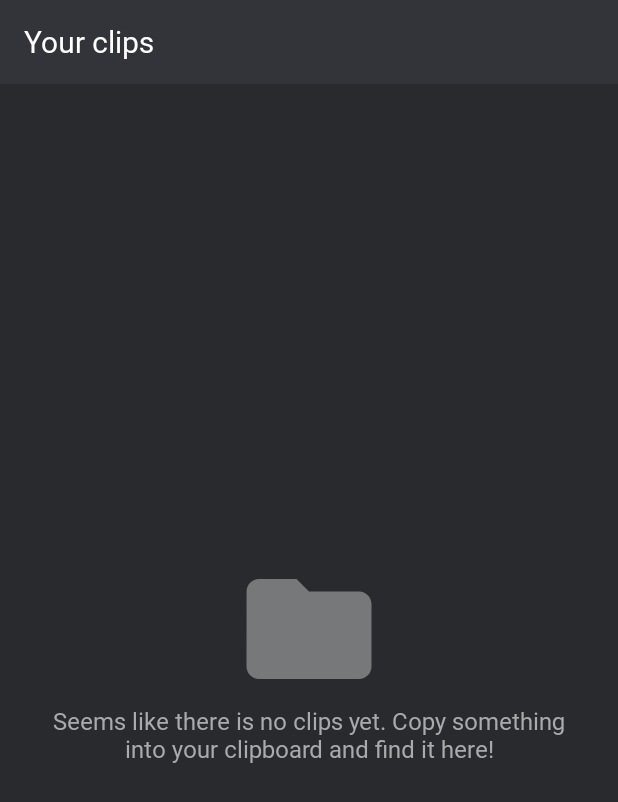
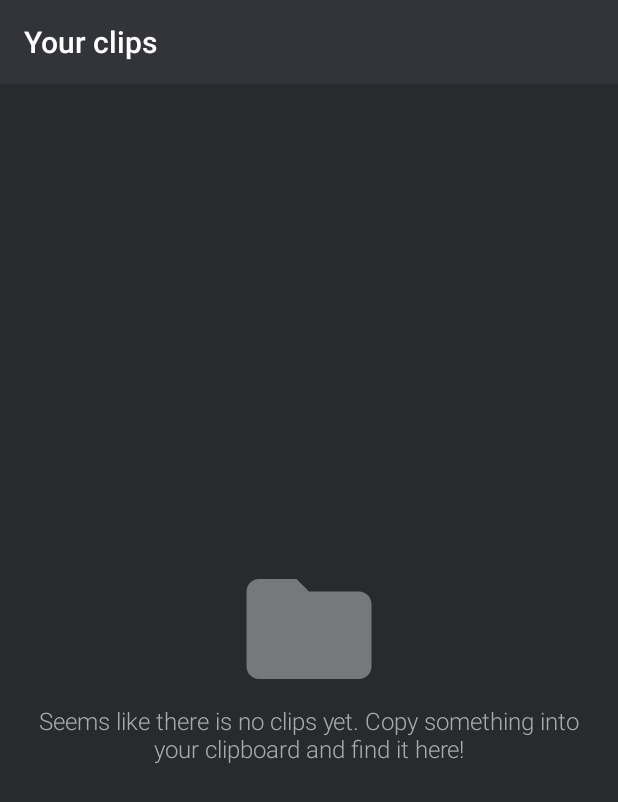
Before and after one commit to mmolosay/clipit, an Android app: the HomeActivity screen opened directly, with no data from a screen before it, on a phone screen of 412 x 824 dp. Shown: the top 802 px of the screen. Run offline under Robolectric (Android 15) with nearby library versions, the phone set to English and light mode, and no system bars.

Commit message:
Some refactoring

```diff
--- a/app/src/main/AndroidManifest.xml
+++ b/app/src/main/AndroidManifest.xml
@@ -10,11 +10,13 @@
         android:roundIcon="@mipmap/ic_launcher_round"
         android:supportsRtl="true"
         android:theme="@style/AppTheme"
-        tools:ignore="GoogleAppIndexingWarning"> <!-- TODO: delete before release -->
+        tools:ignore="AllowBackup,GoogleAppIndexingWarning"> <!-- TODO: delete before release -->
+
+        <service android:name=".data.ClipboardListenerService"/>
 
         <activity
             android:name=".ui.splash.SplashActivity"
-            android:theme="@style/SplashTheme">
+            android:theme="@style/SplashScreenTheme">
             <intent-filter>
                 <action android:name="android.intent.action.MAIN" />
 
--- a/app/src/main/java/com/ordolabs/clipit/ui/home/HomePresenter.java
+++ b/app/src/main/java/com/ordolabs/clipit/ui/home/HomePresenter.java
@@ -9,7 +9,7 @@ import com.ordolabs.clipit.ui.base.BasePresenter;
  * Created by ordogod on 23.05.19.
  **/
 
-class HomePresenter<V extends HomeActivity> extends BasePresenter<V> implements HomeMvpContract.Presenter<V> {
+public class HomePresenter<V extends HomeActivity> extends BasePresenter<V> implements HomeMvpContract.Presenter<V> {
 
     private Toolbar toolbar;
 
--- a/app/src/main/res/values/styles.xml
+++ b/app/src/main/res/values/styles.xml
@@ -1,14 +1,8 @@
 <resources xmlns:android="http://schemas.android.com/apk/res/android">
 
-    <!-- Style for toolbar. -->
-    <style name="ToolbarStyle" parent="@style/Widget.AppCompat.ActionBar.Solid">
-        <item name="android:background">@color/toolbarBG</item>
-        <item name="colorPrimary">@color/toolbarBG</item>
-        <item name="android:fontFamily">@font/roboto_regular</item>
-        <item name="android:gravity">center_vertical</item>
-    </style>
+    <!--==================== APP THEME ====================-->
 
-    <!-- Base style for application. -->
+    <!-- Base theme for application -->
     <style name="AppTheme" parent="@style/Theme.AppCompat.NoActionBar">
         <item name="android:colorPrimaryDark">@color/statusBarBG</item>
         <item name="colorPrimary">@color/toolbarBG</item>
@@ -17,38 +11,50 @@
         <item name="android:actionBarStyle">@style/ToolbarStyle</item>
     </style>
 
-    <!-- Style for splash screen. -->
-    <style name="SplashTheme" parent="Theme.AppCompat.NoActionBar">
+    <!--==================== FRAGMENTS ====================-->
+
+    <!-- Toolbar -->
+    <style name="ToolbarStyle" parent="@style/Widget.AppCompat.ActionBar.Solid">
+        <item name="android:background">@color/toolbarBG</item>
+        <item name="colorPrimary">@color/toolbarBG</item>
+        <item name="android:fontFamily">sans-serif</item>
+        <item name="android:gravity">center_vertical</item>
+    </style>
+
+    <!-- Splash screen -->
+    <style name="SplashScreenTheme" parent="Theme.AppCompat.NoActionBar">
         <item name="android:windowBackground">@drawable/background_splash</item>
     </style>
 
-    <!-- Style for circular touch animation. -->
+    <!-- Circular touch animation -->
     <style name="SelectableItemCircularBG">
         <item name="android:colorControlHighlight">@color/test</item>
     </style>
 
-    <!-- Style for selectable items. -->
+    <!-- Selectable items -->
     <style name="SelectableItemStyle" parent="@style/AppTheme">
         <item name="android:theme">@style/SelectableItemCircularBG</item>
         <item name="android:background">?attr/selectableItemBackground</item>
     </style>
 
+    <!--==================== TEXT STYLES ====================-->
+
     <style name="PrimaryTextStyle">
         <item name="android:textColor">@color/light1</item>
         <item name="android:textSize">18sp</item>
-        <item name="android:fontFamily">@font/roboto_light</item>
+        <item name="android:fontFamily">sans-serif-light</item>
     </style>
 
     <style name="SecondaryTextStyle">
         <item name="android:textColor">@color/light2</item>
         <item name="android:textSize">16sp</item>
-        <item name="android:fontFamily">@font/roboto_light</item>
+        <item name="android:fontFamily">sans-serif-light</item>
     </style>
 
     <style name="TertiaryTextStyle" parent="android:Widget.TextView">
         <item name="android:textColor">@color/light3</item>
         <item name="android:textSize">16sp</item>
-        <item name="android:fontFamily">@font/roboto_light</item>
+        <item name="android:fontFamily">sans-serif-light</item>
     </style>
 
 </resources>
```
